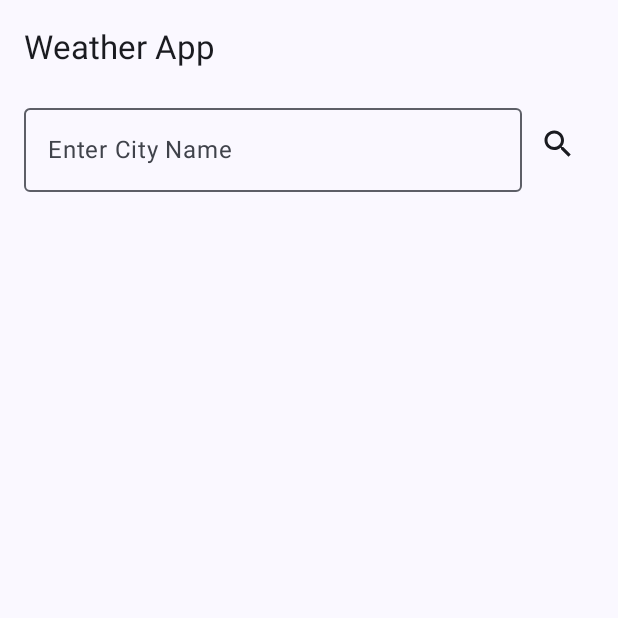
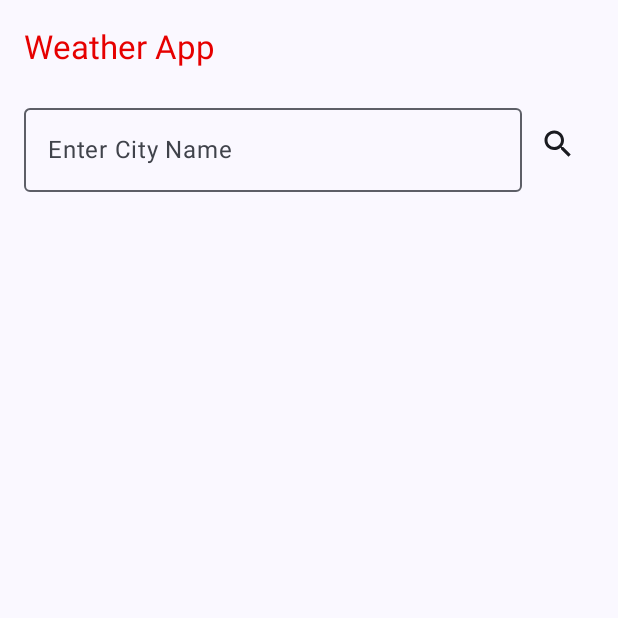
Before and after one commit to HamdyAbdELFatah/Challenge, an Android app built with Jetpack Compose: the screen it shows after launch (MainActivity), on a phone screen of 412 x 824 dp, the top half of it. Run offline under Robolectric (Android 15) with nearby library versions, the phone set to English and light mode, and no system bars; our stand-ins replace Dagger/Hilt's generated code, Room's generated code.

Commit message:
update themes

```diff
--- a/app/src/main/java/com/vodafone/forecast/ui/theme/Theme.kt
+++ b/app/src/main/java/com/vodafone/forecast/ui/theme/Theme.kt
@@ -8,34 +8,36 @@ import androidx.compose.material3.dynamicDarkColorScheme
 import androidx.compose.material3.dynamicLightColorScheme
 import androidx.compose.material3.lightColorScheme
 import androidx.compose.runtime.Composable
+import androidx.compose.ui.graphics.Color
 import androidx.compose.ui.platform.LocalContext
 
 private val DarkColorScheme = darkColorScheme(
-    primary = Purple80,
-    secondary = PurpleGrey80,
-    tertiary = Pink80
+    primary = Color(0xFFB20000), // A darker shade of Vodafone red for dark theme
+    secondary = Color(0xFF757575), // Lighter grey for dark theme
+    background = Color(0xFF121212), // Dark background color
+    surface = Color(0xFF1E1E1E), // Dark surface color
+    onPrimary = Color.White, // Text on primary color
+    onSecondary = Color.White, // Text on secondary color
+    onBackground = Color.White, // Text on background
+    onSurface = Color.White // Text on surface
+
+
 )
 
 private val LightColorScheme = lightColorScheme(
-    primary = Purple40,
-    secondary = PurpleGrey40,
-    tertiary = Pink40
-
-    /* Other default colors to override
-    background = Color(0xFFFFFBFE),
-    surface = Color(0xFFFFFBFE),
-    onPrimary = Color.White,
-    onSecondary = Color.White,
-    onTertiary = Color.White,
-    onBackground = Color(0xFF1C1B1F),
-    onSurface = Color(0xFF1C1B1F),
-    */
+    primary = Color(0xFFE60000), // Vodafone red
+    secondary = Color(0xFF9E9E9E), // Grey for secondary elements
+    background = Color(0xFFF1F1F1), // Light background color
+    surface = Color(0xFFFFFFFF), // White surface
+    onPrimary = Color.White, // Text on primary color
+    onSecondary = Color.Black, // Text on secondary color
+    onBackground = Color.Black, // Text on background
+    onSurface = Color.Black // Text on surface
 )
 
 @Composable
 fun ForecastTheme(
     darkTheme: Boolean = isSystemInDarkTheme(),
-    // Dynamic color is available on Android 12+
     dynamicColor: Boolean = true,
     content: @Composable () -> Unit
 ) {
@@ -44,7 +46,6 @@ fun ForecastTheme(
             val context = LocalContext.current
             if (darkTheme) dynamicDarkColorScheme(context) else dynamicLightColorScheme(context)
         }
-
         darkTheme -> DarkColorScheme
         else -> LightColorScheme
     }
--- a/features/current_weather/src/main/java/com/vodafone/current_weather/presentation/CurrentWeatherScreen.kt
+++ b/features/current_weather/src/main/java/com/vodafone/current_weather/presentation/CurrentWeatherScreen.kt
@@ -14,6 +14,7 @@ import androidx.compose.runtime.collectAsState
 import androidx.compose.runtime.getValue
 import androidx.compose.ui.Alignment
 import androidx.compose.ui.Modifier
+import androidx.compose.ui.graphics.Color
 import androidx.compose.ui.unit.dp
 import androidx.hilt.navigation.compose.hiltViewModel
 import com.vodafone.shared_ui.component.MainAppBar
@@ -55,7 +56,7 @@ fun CurrentWeatherScreen(
                     Column(horizontalAlignment = Alignment.CenterHorizontally) {
                         Button(
                             onClick = { onNavigateToForecast(city) },
-                            colors = ButtonDefaults.buttonColors(containerColor = MaterialTheme.colorScheme.primary)
+                            colors = ButtonDefaults.buttonColors(containerColor = Color(0xFFE60000))
                         ) {
                             Text("See 7-Day Forecast", color = MaterialTheme.colorScheme.onPrimary)
                         }
--- a/shared-ui/src/main/java/com/vodafone/shared_ui/component/AppBar.kt
+++ b/shared-ui/src/main/java/com/vodafone/shared_ui/component/AppBar.kt
@@ -5,12 +5,13 @@ import androidx.compose.material3.Text
 import androidx.compose.material3.TopAppBar
 import androidx.compose.runtime.Composable
 import androidx.compose.ui.Modifier
+import androidx.compose.ui.graphics.Color
 
 @OptIn(ExperimentalMaterial3Api::class)
 @Composable
 fun MainAppBar(modifier: Modifier = Modifier,title:String="Weather App") {
     TopAppBar(
-        title = { Text(title) },
+        title = { Text(title, color = Color(0xFFE60000)) },
         modifier = modifier,
     )
 
```
